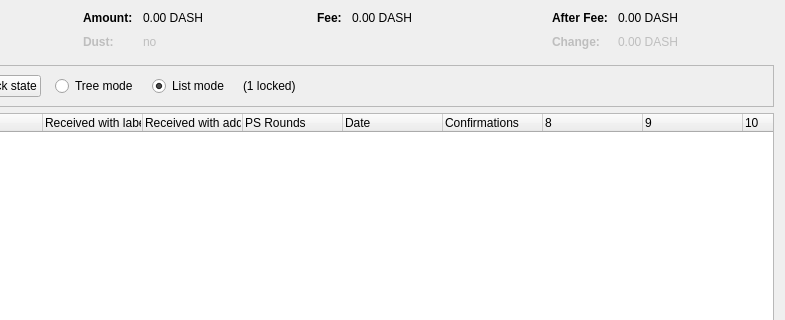
First picture: the form in src/qt/forms/coincontroldialog.ui, repository Captain-Cucumber/pprfnk1, before the edit; both pictures show x 169 to 954 and y 0 to 320 of the 954 by 500 pixel window.
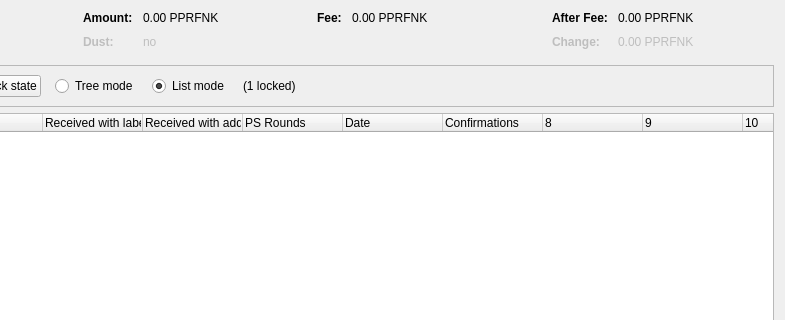
Second picture: the form after the edit. Custom widgets are drawn as their Qt base class.

Commit message: dash-->pprfnk

The edit to the form file:
```diff
--- a/src/qt/forms/coincontroldialog.ui
+++ b/src/qt/forms/coincontroldialog.ui
@@ -132,7 +132,7 @@
           <enum>Qt::ActionsContextMenu</enum>
          </property>
          <property name="text">
-          <string notr="true">0.00 DASH</string>
+          <string notr="true">0.00 PPRFNK</string>
          </property>
          <property name="textInteractionFlags">
           <set>Qt::LinksAccessibleByMouse|Qt::TextSelectableByKeyboard|Qt::TextSelectableByMouse</set>
@@ -212,7 +212,7 @@
           <enum>Qt::ActionsContextMenu</enum>
          </property>
          <property name="text">
-          <string notr="true">0.00 DASH</string>
+          <string notr="true">0.00 PPRFNK</string>
          </property>
          <property name="textInteractionFlags">
           <set>Qt::LinksAccessibleByMouse|Qt::TextSelectableByKeyboard|Qt::TextSelectableByMouse</set>
@@ -257,7 +257,7 @@
           <enum>Qt::ActionsContextMenu</enum>
          </property>
          <property name="text">
-          <string notr="true">0.00 DASH</string>
+          <string notr="true">0.00 PPRFNK</string>
          </property>
          <property name="textInteractionFlags">
           <set>Qt::LinksAccessibleByMouse|Qt::TextSelectableByKeyboard|Qt::TextSelectableByMouse</set>
@@ -292,7 +292,7 @@
           <enum>Qt::ActionsContextMenu</enum>
          </property>
          <property name="text">
-          <string notr="true">0.00 DASH</string>
+          <string notr="true">0.00 PPRFNK</string>
          </property>
          <property name="textInteractionFlags">
           <set>Qt::LinksAccessibleByMouse|Qt::TextSelectableByKeyboard|Qt::TextSelectableByMouse</set>
```
The commit also changes 427 other files.
